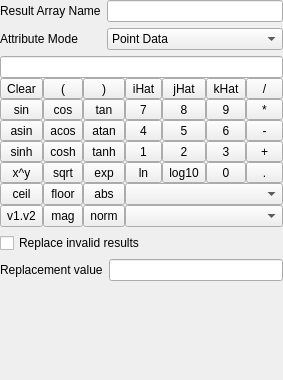
The window that Qt/Components/Resources/UI/pqCalculatorPanel.ui (wildmichael/ParaView3-enhancements-old) describes before a commit, drawn with Qt 5.
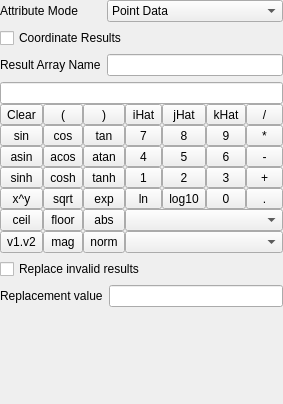
The same window after the commit.

Commit message: ENH: Add new functionality in calculator panel.

The edit to the form file:
```diff
--- a/Qt/Components/Resources/UI/pqCalculatorPanel.ui
+++ b/Qt/Components/Resources/UI/pqCalculatorPanel.ui
@@ -9,7 +9,7 @@
     <x>0</x>
     <y>0</y>
     <width>283</width>
-    <height>380</height>
+    <height>404</height>
    </rect>
   </property>
   <property name="focusPolicy" >
@@ -34,13 +34,13 @@
       <number>6</number>
      </property>
      <item row="0" column="0" >
-      <widget class="QLabel" name="label" >
+      <widget class="QLabel" name="label_2" >
        <property name="text" >
-        <string>Result Array Name</string>
+        <string>Attribute Mode</string>
        </property>
       </widget>
      </item>
-     <item row="1" column="1" >
+     <item row="0" column="1" colspan="2" >
       <widget class="QComboBox" name="AttributeMode" >
        <item>
         <property name="text" >
@@ -54,14 +54,21 @@
        </item>
       </widget>
      </item>
-     <item row="1" column="0" >
-      <widget class="QLabel" name="label_2" >
+     <item rowspan="2" row="2" column="0" >
+      <widget class="QLabel" name="label" >
        <property name="text" >
-        <string>Attribute Mode</string>
+        <string>Result Array Name</string>
        </property>
       </widget>
      </item>
-     <item row="0" column="1" >
+     <item row="1" column="0" colspan="3" >
+      <widget class="QCheckBox" name="CoordinateResults" >
+       <property name="text" >
+        <string>Coordinate Results</string>
+       </property>
+      </widget>
+     </item>
+     <item rowspan="2" row="2" column="1" colspan="2" >
       <widget class="QLineEdit" name="ResultArrayName" />
      </item>
     </layout>
@@ -419,6 +426,9 @@
        <property name="text" >
         <string>v1.v2</string>
        </property>
+       <property name="autoRaise" >
+        <bool>false</bool>
+       </property>
       </widget>
      </item>
      <item row="6" column="1" >
@@ -742,8 +752,8 @@
      </property>
      <property name="sizeHint" >
       <size>
-       <width>20</width>
-       <height>40</height>
+       <width>283</width>
+       <height>16</height>
       </size>
      </property>
     </spacer>
```
The commit also changes 2 other files.
